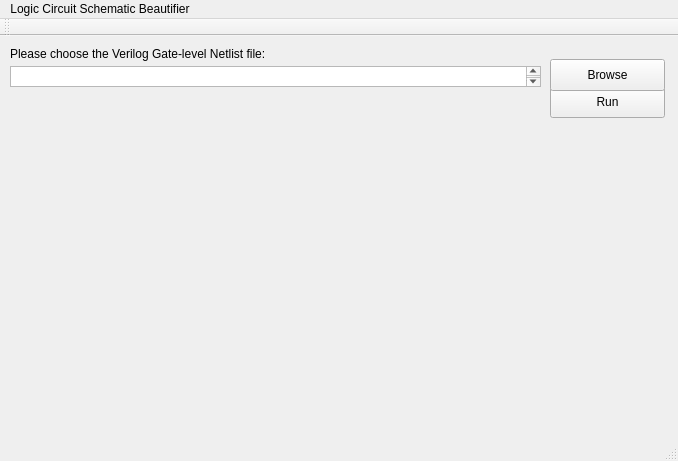
The window that ui - updated /Logic-Circuit-Beautifier/mainwindow.ui (sohaida-reyad/CSCE-337-Project-1) describes before a commit, drawn with Qt 5.
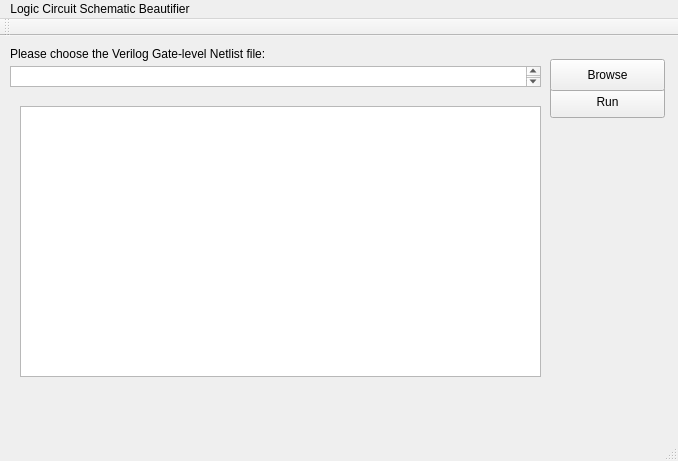
The same window after the commit.

Diff of the .ui file:
```diff
--- a/ui - updated /Logic-Circuit-Beautifier/mainwindow.ui
+++ b/ui - updated /Logic-Circuit-Beautifier/mainwindow.ui
@@ -63,6 +63,16 @@
      </rect>
     </property>
    </widget>
+   <widget class="QTextBrowser" name="textBrowser_2">
+    <property name="geometry">
+     <rect>
+      <x>20</x>
+      <y>70</y>
+      <width>521</width>
+      <height>271</height>
+     </rect>
+    </property>
+   </widget>
   </widget>
   <widget class="QMenuBar" name="menuBar">
    <property name="geometry">
```
